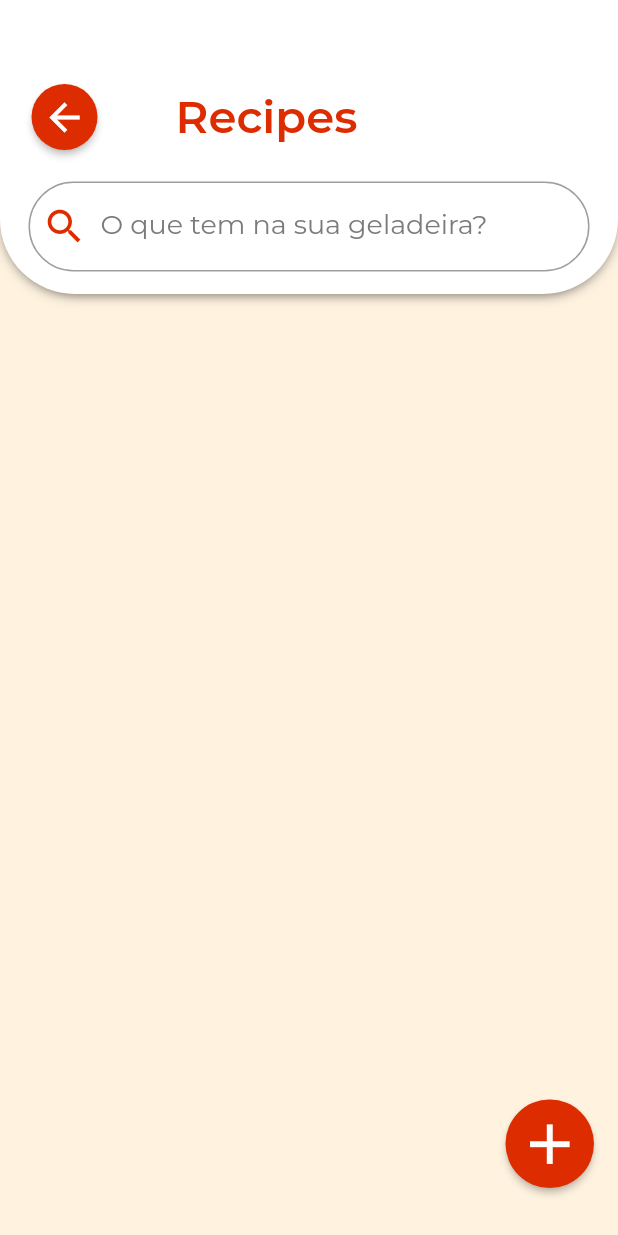
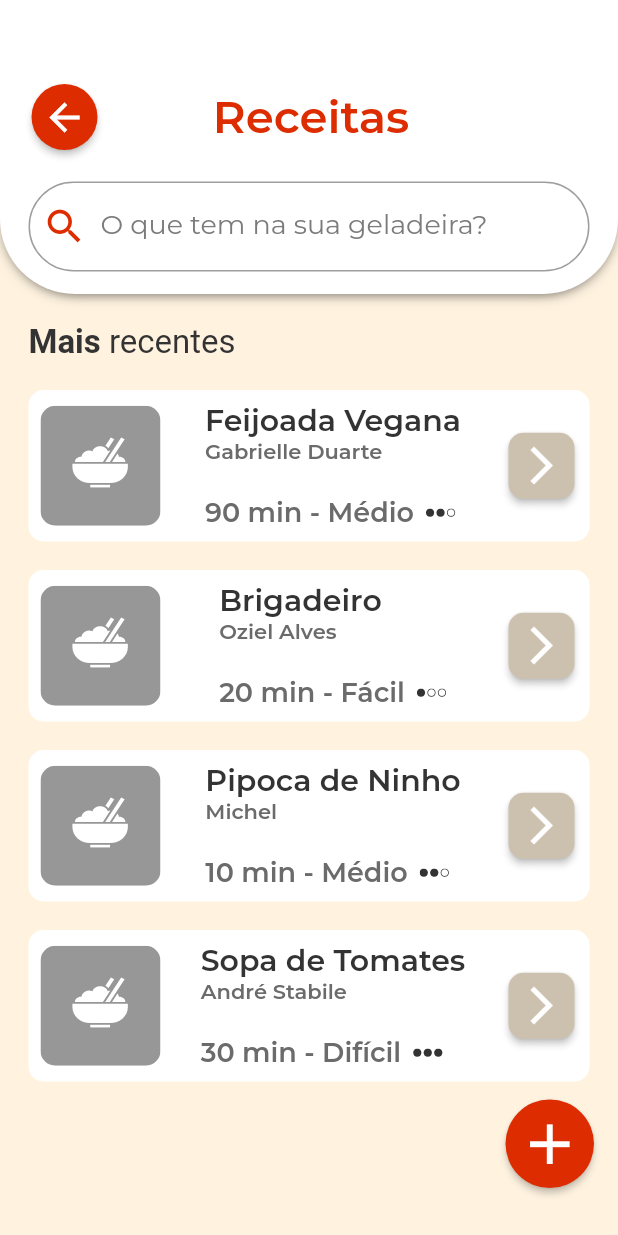
Before and after one commit to ozielalves/fastrecipes, a Flutter app: the Recipes screen opened directly, on a phone screen of 412 x 824 dp. Run offline on Flutter 3.47's test engine with Material 2 defaults, Android fonts, the phone set to English and light mode, and no system bars; our stand-ins replace flutter_svg, google_fonts.

Commit message:
RecipeCard and actions

```diff
--- a/lib/models/recipe.dart
+++ b/lib/models/recipe.dart
@@ -43,9 +43,9 @@ class Recipe {
 
   String creatorName;
   String name;
-  int preparationTime;
+  String preparationTime;
   String preparation;
-  int dificultyLevel;
+  String dificultyLevel;
   List<Ingredient> ingredients;
 
   factory Recipe.fromJson(Map<String, dynamic> json) => Recipe(
@@ -68,7 +68,13 @@ class Recipe {
       };
 }
 
-enum DificultyLevels { facil, medio, dificil }
+/* enum DificultyLevels { facil, medio, dificil } */
+
+const dificultyLevels = [
+  {"id": 1, "level": "Fácil"},
+  {"id": 2, "level": "Médio"},
+  {"id": 3, "level": "Difícil"},
+];
 
 class Ingredient {
   Ingredient({
--- a/lib/screens/recipe_register.dart
+++ b/lib/screens/recipe_register.dart
@@ -63,8 +63,8 @@ class _RecipeRegisterState extends State<RecipeRegister> {
           name: recipeNameController.text,
           ingredients: ingredients,
           preparation: preparationController.text,
-          preparationTime: int.parse(preparationTimeController.text),
-          dificultyLevel: 1); // MODIFICAR
+          preparationTime: preparationTimeController.text,
+          dificultyLevel: dificultyLevelController.text); // MODIFICAR
       print(recipe);
     });
   }
--- a/lib/screens/recipes.dart
+++ b/lib/screens/recipes.dart
@@ -2,6 +2,7 @@ import 'package:fastrecipes/helpers/api_manager.dart';
 import 'package:fastrecipes/models/recipe.dart';
 import 'package:flutter/material.dart';
 import 'package:fastrecipes/widgets/widgets.dart';
+import 'package:flutter_svg/svg.dart';
 
 import 'recipe_register.dart';
 
@@ -15,6 +16,7 @@ class _RecipesState extends State<Recipes> {
 
   List<Recipe> recipes = [];
   List<Recipe> filteredRecipes = [];
+  Recipe selectedRecipe;
 
   // Search controller
   TextEditingController searchController = TextEditingController();
@@ -22,7 +24,39 @@ class _RecipesState extends State<Recipes> {
   @override
   void initState() {
     super.initState();
-    updateList();
+    recipes = [
+      Recipe(
+        name: "Feijoada Vegana",
+        creatorName: "Gabrielle Duarte",
+        preparationTime: "90",
+        /* ingredients: [
+            Ingredient(food: "Feijão"),
+            Ingredient(food: "Cebola", substituteFood: "Alho"),
+            Ingredient(food: "Laranja", substituteFood: "Cenoura")
+          ], */
+        dificultyLevel: "Médio",
+      ),
+      Recipe(
+        name: "Brigadeiro",
+        creatorName: "Oziel Alves",
+        preparationTime: "20",
+        dificultyLevel: "Fácil",
+      ),
+      Recipe(
+        name: "Pipoca de Ninho",
+        creatorName: "Michel",
+        preparationTime: "10",
+        dificultyLevel: "Médio",
+      ),
+      Recipe(
+        name: "Sopa de Tomates",
+        creatorName: "André Stabile",
+        preparationTime: "30",
+        dificultyLevel: "Difícil",
+      ),
+    ];
+    filteredRecipes = recipes;
+    /* updateList(); */
   }
 
   void updateList() {
@@ -38,7 +72,7 @@ class _RecipesState extends State<Recipes> {
     if (value.length > 0) {
       setState(() {
         filteredRecipes = recipes
-            .where((c) => c.name.toLowerCase().contains(value.toLowerCase()))
+            .where((r) => r.name.toLowerCase().contains(value.toLowerCase()))
             .toList();
       });
     } else {
@@ -81,7 +115,7 @@ class _RecipesState extends State<Recipes> {
                 children: [
                   Container(
                     margin: EdgeInsets.fromLTRB(19, 54, 19, 19),
-                    child: PageHeader(title: 'Recipes'),
+                    child: PageHeader(title: '   Receitas'),
                   ),
                   Container(
                     margin: EdgeInsets.fromLTRB(19, 0, 19, 15),
@@ -105,34 +139,66 @@ class _RecipesState extends State<Recipes> {
                       ],
                     ),
                   ),
-                  /* Expanded(
+                ],
+              ),
+            ),
+            Expanded(
               child: ScrollConfiguration(
                 behavior: NoGlowBehaviour(),
                 child: ListView(
                   children: <Widget>[
                     if (filteredRecipes != null &&
-                              filteredRecipes.length > 0)
+                        filteredRecipes.length > 0 &&
+                        searchController.text.length <= 0)
+                      Container(
+                          margin: EdgeInsets.fromLTRB(19, 19, 19, 0),
+                          alignment: Alignment.centerLeft,
+                          child: RichText(
+                              text: TextSpan(
+                                  style: TextStyle(
+                                      fontSize: 22, color: Color(0xFF333333)),
+                                  children: <TextSpan>[
+                                TextSpan(
+                                  text: 'Mais',
+                                  style: TextStyle(fontWeight: FontWeight.bold),
+                                ),
+                                TextSpan(text: ' recentes')
+                              ]))),
+                    if (filteredRecipes != null && filteredRecipes.length > 0)
                       for (var recipe in filteredRecipes)
-                              Container(
-                                margin: EdgeInsets.symmetric(horizontal: 19),
-                                /* child: ContactCard(
-                                    contact: contact,
-                                    updateList: updateList,
-                                    showOptions: showOptions), */
+                        RecipeCard(
+                          recipe: recipe,
+                          selected: selectedRecipe == recipe ? true : false,
+                          onSelected: () {
+                            setState(() {
+                              selectedRecipe = recipe;
+                            });
+                          },
                         )
                     else
                       Container(
-                              padding: EdgeInsets.all(40),
+                        padding: EdgeInsets.all(30),
                         child: Column(
-                                crossAxisAlignment: CrossAxisAlignment.start,
+                          crossAxisAlignment: CrossAxisAlignment.center,
                           children: [
+                            Icon(
+                              Icons.list_alt,
+                              color: Color(0xFF7B7B7B),
+                              size: 80,
+                            ),
+                            SizedBox(height: 9),
                             Text(
                               "Nenhuma receita encontrada",
+                              textAlign: TextAlign.center,
                               style: TextStyle(
-                                        fontSize: 24, color: Color(0xFF333333)),
+                                  fontSize: 24,
+                                  color: Color(0xFF333333),
+                                  fontWeight: FontWeight.bold),
                             ),
+                            SizedBox(height: 9),
                             Text(
                               "Castre uma receita ou realize uma nova busca",
+                              textAlign: TextAlign.center,
                               style: TextStyle(
                                 fontSize: 18,
                                 color: Color(0xFF969696),
@@ -144,9 +210,6 @@ class _RecipesState extends State<Recipes> {
                   ],
                 ),
               ),
-                  ), */
-                ],
-              ),
             ),
           ],
         )));
--- a/lib/widgets/widgets.dart
+++ b/lib/widgets/widgets.dart
@@ -1,3 +1,4 @@
+import 'package:fastrecipes/models/recipe.dart';
 import 'package:flutter/material.dart';
 import 'package:flutter/services.dart';
 import 'package:flutter_svg/svg.dart';
@@ -91,6 +92,7 @@ class ActionButton extends StatelessWidget {
   final bool outlined;
   final IconData icon;
   final double iconSize;
+  final double borderRadius;
 
   ActionButton({
     this.text,
@@ -100,6 +102,7 @@ class ActionButton extends StatelessWidget {
     this.outlined = false,
     this.icon,
     this.iconSize = 30,
+    this.borderRadius,
   });
 
   @override
@@ -124,9 +127,13 @@ class ActionButton extends StatelessWidget {
           ? EdgeInsets.all(7.0)
           : EdgeInsets.symmetric(vertical: 16.0, horizontal: 32.0),
       shape: icon != null
-          ? CircleBorder()
+          ? borderRadius != null
+              ? RoundedRectangleBorder(
+                  borderRadius: BorderRadius.all(Radius.circular(borderRadius)))
+              : CircleBorder()
           : RoundedRectangleBorder(
-              borderRadius: BorderRadius.all(Radius.circular(10.0)),
+              borderRadius:
+                  BorderRadius.all(Radius.circular(borderRadius ?? 10)),
               side: BorderSide(
                   width: 2,
                   color: outlined ? buttonColor : Colors.transparent)),
@@ -244,6 +251,83 @@ class FoodChip extends StatelessWidget {
   }
 }
 
+class RecipeCard extends StatelessWidget {
+  final Recipe recipe;
+  final bool selected;
+  final Function onSelected;
+
+  RecipeCard({this.recipe, this.selected, this.onSelected});
+
+  @override
+  Widget build(BuildContext context) {
+    return GestureDetector(
+      onTap: () {
+        onSelected();
+      },
+      child: Container(
+        margin: EdgeInsets.fromLTRB(19, 19, 19, 0),
+        padding: EdgeInsets.all(8),
+        decoration: BoxDecoration(
+            borderRadius: BorderRadius.circular(10),
+            color: Colors.white,
+            border: selected
+                ? Border.all(width: 1.5, color: Color(0xFF7B7B7B))
+                : null),
+        child: Row(
+          mainAxisAlignment: MainAxisAlignment.spaceBetween,
+          children: [
+            SvgPicture.asset('assets/images/FoodAvatar.svg'),
+            Column(
+              crossAxisAlignment: CrossAxisAlignment.start,
+              children: [
+                Text(recipe.name,
+                    style: TextStyle(
+                        fontSize: 20,
+                        fontWeight: FontWeight.w600,
+                        color: Color(0xFF333333))),
+                Text(recipe.creatorName,
+                    style: TextStyle(
+                        fontSize: 14,
+                        fontWeight: FontWeight.w600,
+                        color: Color(0xFF6B6B6B))),
+                SizedBox(height: 22),
+                Row(
+                  children: [
+                    Text(
+                        '${recipe.preparationTime} min - ${recipe.dificultyLevel}',
+                        style: TextStyle(
+                            fontSize: 18,
+                            fontWeight: FontWeight.w600,
+                            color: Color(0xFF6B6B6B))),
+                    SizedBox(width: 8),
+                    SvgPicture.asset(
+                      recipe.dificultyLevel == 'Fácil'
+                          ? 'assets/images/easy_dark.svg'
+                          : recipe.dificultyLevel == 'Médio'
+                              ? 'assets/images/medium_dark.svg'
+                              : recipe.dificultyLevel == 'Difícil'
+                                  ? 'assets/images/hard_dark.svg'
+                                  : 'assets/images/noLevel_dark.svg',
+                    ),
+                  ],
+                ),
+              ],
+            ),
+            ActionButton(
+              icon: Icons.arrow_forward_ios,
+              buttonColor: Theme.of(context).primaryColorLight,
+              borderRadius: 10,
+              action: () {
+                onSelected();
+              },
+            )
+          ],
+        ),
+      ),
+    );
+  }
+}
+
 class Modal {
   mainBottomSheet(BuildContext context) {
     showModalBottomSheet(
```
Also changed, not shown: assets/images/FoodAvatar.svg (added), assets/images/noLevel_dark.svg (added), 5 other files. Lines whose indentation alone changed are shown as unchanged.
